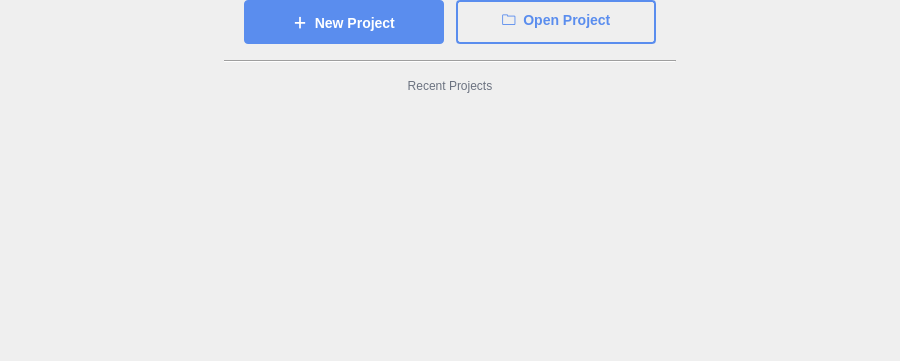
Above: src/pam_analyzer/ui/panels/welcome_panel.ui from kenwer/pam-analyzer before the change; both pictures show x 0 to 900 and y 271 to 632 of the 900 by 720 pixel window. Below: the same form after it.
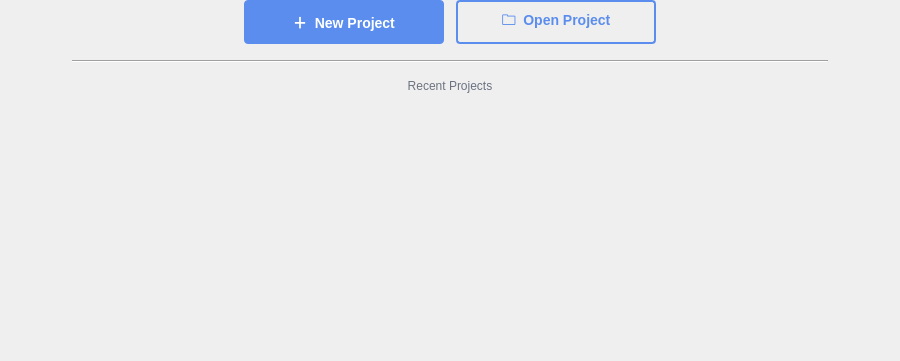
That is the form after the change.

Commit message: Improve welcome screen UI

The edit to the form file:
```diff
--- a/src/pam_analyzer/ui/panels/welcome_panel.ui
+++ b/src/pam_analyzer/ui/panels/welcome_panel.ui
@@ -12,13 +12,13 @@
   </property>
   <layout class="QVBoxLayout" name="root_layout">
    <property name="leftMargin">
-    <number>32</number>
+    <number>72</number>
    </property>
    <property name="topMargin">
     <number>48</number>
    </property>
    <property name="rightMargin">
-    <number>32</number>
+    <number>72</number>
    </property>
    <property name="bottomMargin">
     <number>32</number>
@@ -26,26 +26,6 @@
    <property name="spacing">
     <number>16</number>
    </property>
-   <item>
-    <layout class="QHBoxLayout" name="center_row">
-     <item>
-      <spacer name="left_spacer">
-       <property name="orientation">
-        <enum>Qt::Horizontal</enum>
-       </property>
-       <property name="sizeHint" stdset="0">
-        <size>
-         <width>40</width>
-         <height>20</height>
-        </size>
-       </property>
-      </spacer>
-     </item>
-     <item>
-      <layout class="QVBoxLayout" name="content_layout">
-       <property name="spacing">
-        <number>16</number>
-       </property>
        <item alignment="Qt::AlignHCenter">
         <widget class="QLabel" name="icon_label">
          <property name="minimumSize">
@@ -243,36 +223,6 @@
 QListWidget::item:selected { background-color: rgba(90, 141, 238, 48); color: inherit; }</string>
          </property>
         </widget>
-       </item>
-      </layout>
-     </item>
-     <item>
-      <spacer name="right_spacer">
-       <property name="orientation">
-        <enum>Qt::Horizontal</enum>
-       </property>
-       <property name="sizeHint" stdset="0">
-        <size>
-         <width>40</width>
-         <height>20</height>
-        </size>
-       </property>
-      </spacer>
-     </item>
-    </layout>
-   </item>
-   <item>
-    <spacer name="bottom_spacer">
-     <property name="orientation">
-      <enum>Qt::Vertical</enum>
-     </property>
-     <property name="sizeHint" stdset="0">
-      <size>
-       <width>20</width>
-       <height>20</height>
-      </size>
-     </property>
-    </spacer>
    </item>
   </layout>
  </widget>
```
Left out of the diff: 3 changed lines with no effect on the pictures. Lines whose indentation alone changed are shown as unchanged. The commit also changes 2 other files.
